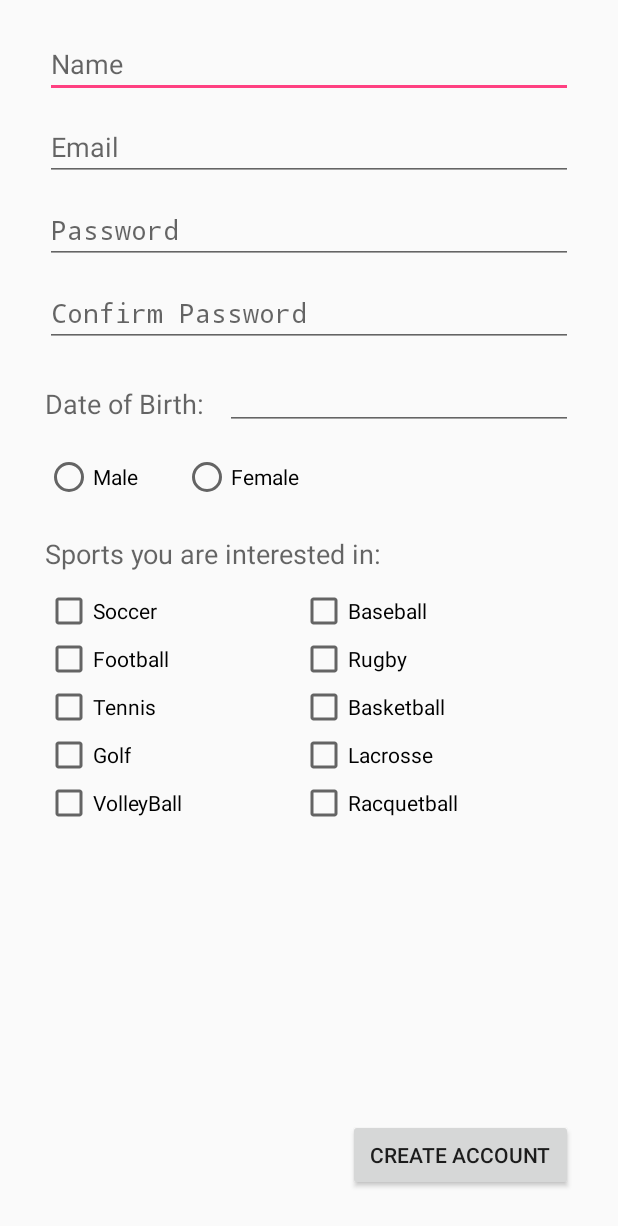
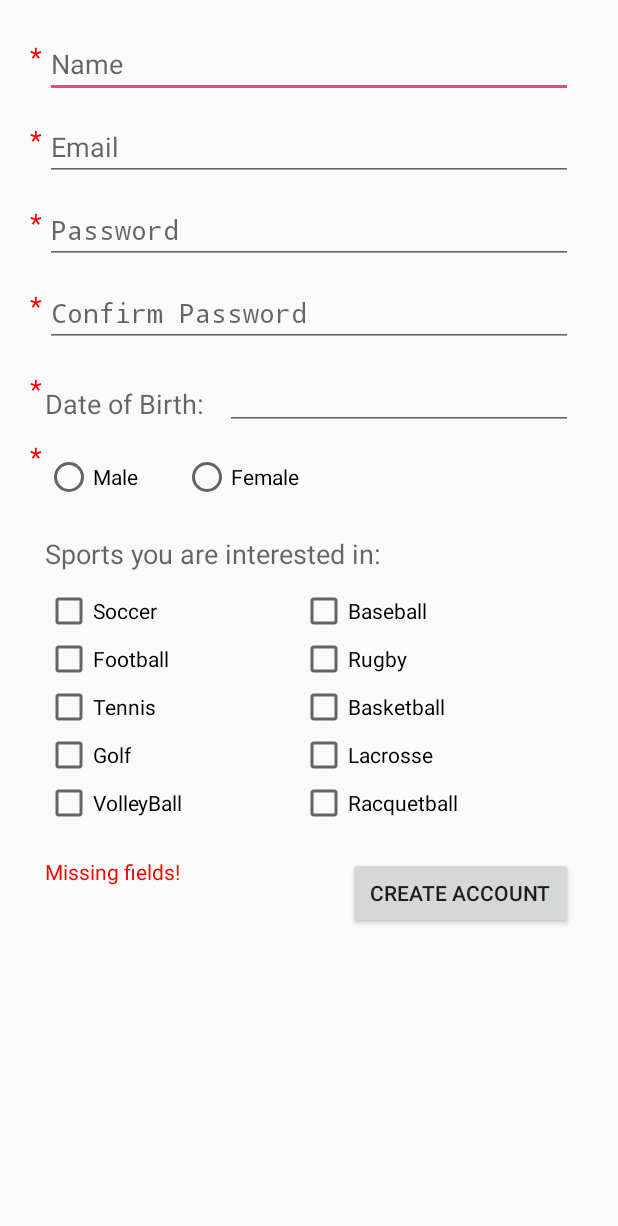
Before and after one commit to duseche3/SportsSocialApp, an Android app: the screen it shows after launch (UserRegistration), after a tap on "CREATE ACCOUNT", on a phone screen of 412 x 824 dp. Shown: the top 1226 px of the screen. Run offline under Robolectric (Android 15) with nearby library versions, the phone set to English and light mode, and no system bars.

Commit message:
Completed the validation and error messages

```diff
--- a/app/src/main/java/com/example/sportssocialapp/UserRegistration.java
+++ b/app/src/main/java/com/example/sportssocialapp/UserRegistration.java
@@ -11,6 +11,7 @@ import android.widget.Button;
 import android.widget.DatePicker;
 import android.widget.EditText;
 import android.widget.RadioGroup;
+import android.widget.TextView;
 
 import java.text.SimpleDateFormat;
 import java.util.Calendar;
@@ -42,7 +43,9 @@ public class UserRegistration extends Activity {
         submit.setOnClickListener(new View.OnClickListener() {
             @Override
             public void onClick(View v) {
-                validate();
+                if(validate()){
+                    // create account
+                }
             }
         });
 
@@ -68,34 +71,102 @@ public class UserRegistration extends Activity {
     }
 
     private boolean validate(){
+        Boolean missing = false;
+        Boolean emailInvalid = false;
+        Boolean passwordInvalid = false;
 
+        TextView nameErr = (TextView) findViewById(R.id.nameError);
+        TextView emailErr = (TextView) findViewById(R.id.emailError);
+        TextView passErr = (TextView) findViewById(R.id.passError);
+        TextView confirmErr = (TextView) findViewById(R.id.confirmError);
+        TextView dobErr = (TextView) findViewById(R.id.dobError);
+        TextView genderErr = (TextView) findViewById(R.id.genderError);
+        TextView errorMsg = (TextView) findViewById(R.id.errorMessage);
+
+        nameErr.setVisibility(View.INVISIBLE);
+        emailErr.setVisibility(View.INVISIBLE);
+        passErr.setVisibility(View.INVISIBLE);
+        confirmErr.setVisibility(View.INVISIBLE);
+        dobErr.setVisibility(View.INVISIBLE);
+        genderErr.setVisibility(View.INVISIBLE);
+        errorMsg.setText("");
+
+
+        // name error checking
+        String name = ((EditText) findViewById(R.id.userName)).getText().toString().trim().toLowerCase();
+        if(name.equals("")){
+            missing = true;
+            nameErr.setVisibility(View.VISIBLE);
+        }
+        else
+            nameErr.setVisibility(View.INVISIBLE);
+
+        // email error checking
         String email = ((EditText) findViewById(R.id.userEmail)).getText().toString().trim().toLowerCase();
-        String regex = "^(.+)@(.+)$";
+        if(!email.equals("")) {
+            String regex = "^(.+)@(.+)$";
+            Pattern pattern = Pattern.compile(regex);
+            Matcher matcher = pattern.matcher(email);
+            if (!matcher.matches()) {
+                emailErr.setVisibility(View.VISIBLE);
+                emailInvalid = true;
+            }
+            else{
+                emailErr.setVisibility(View.INVISIBLE);
+            }
+        }
+        else{
+            emailErr.setVisibility(View.VISIBLE);
+            missing = true;
+        }
 
-        Pattern pattern = Pattern.compile(regex);
-        Matcher matcher = pattern.matcher(email);
-        if(!matcher.matches()) {
-            Log.i("Email","invalid");
+        // password error checking
+        String pass1 = ((EditText) findViewById(R.id.userPassword)).getText().toString().trim();
+        String pass2 = ((EditText) findViewById(R.id.userConfirmPassword)).getText().toString().trim();
+
+        if(pass1.equals("")){
+            missing = true;
+            passErr.setVisibility(View.VISIBLE);
+        }
+
+        if(pass2.equals("")){
+            missing = true;
+            confirmErr.setVisibility(View.VISIBLE);
+        }
+
+        if(!(pass1.equals(pass2))){
+            passwordInvalid = true;
+            confirmErr.setVisibility(View.VISIBLE);
+        }
+
+
+        // date of birth error checking
+        String dob = ((EditText) findViewById(R.id.userDob)).getText().toString().trim();
+        if(dob.equals("")){
+            missing = true;
+            dobErr.setVisibility(View.VISIBLE);
+        }
+
+        // gender error checking
+        RadioGroup gender = (RadioGroup) findViewById(R.id.userGender);
+        if(gender.getCheckedRadioButtonId() == -1){
+            missing = true;
+            genderErr.setVisibility(View.VISIBLE);
+        }
+
+        if(missing){
+            errorMsg.setText("Missing fields!");
             return false;
         }
-
-        EditText pass1 = (EditText) findViewById(R.id.userPassword);
-        EditText pass2 = (EditText) findViewById(R.id.userConfirmPassword);
-
-        if(!(pass1.getText().toString().trim().equals(pass2.getText().toString().trim())
-                && !pass1.getText().toString().trim().equals(""))){
-            Log.i("Email","not equals");
-
+        else if(emailInvalid){
+            errorMsg.setText("Invalid email entered!");
+            return false;
+        }
+        else if(passwordInvalid){
+            errorMsg.setText("Passwords do not match!");
+            return false;
         }
         else
-            Log.i("Email","equals");
-
-        RadioGroup gender = (RadioGroup) findViewById(R.id.userGender);
-        if(gender.getCheckedRadioButtonId() == -1){
-            Log.i("Gender","none");
-            return false;
-        }
-
-        return true;
+            return true;
     }
 }
--- a/app/src/main/res/layout/user_registration.xml
+++ b/app/src/main/res/layout/user_registration.xml
@@ -111,11 +111,11 @@
         android:layout_height="wrap_content"
         android:text="Create Account"
         android:id="@+id/submitBtn"
-        android:layout_alignParentBottom="true"
+        android:layout_below="@+id/racquetball"
         android:layout_alignParentRight="true"
         android:layout_alignParentEnd="true"
         android:layout_marginRight="30dp"
-        android:layout_marginBottom="30dp" />
+        android:layout_marginTop="20dp" />
 
     <TextView
         android:layout_width="wrap_content"
@@ -242,5 +242,101 @@
         android:layout_alignParentStart="true"
         android:layout_marginLeft="200dp" />
 
+    <TextView
+        android:layout_width="wrap_content"
+        android:layout_height="wrap_content"
+        android:textAppearance="?android:attr/textAppearanceMedium"
+        android:text="*"
+        android:id="@+id/nameError"
+        android:layout_alignParentTop="true"
+        android:layout_alignParentLeft="true"
+        android:layout_alignParentStart="true"
+        android:layout_marginLeft="20dp"
+        android:layout_marginTop="25dp"
+        android:textColor="#ff0000"
+        android:visibility="invisible" />
+
+    <TextView
+        android:layout_width="wrap_content"
+        android:layout_height="wrap_content"
+        android:textAppearance="?android:attr/textAppearanceMedium"
+        android:text="*"
+        android:id="@+id/emailError"
+        android:layout_below="@+id/userName"
+        android:layout_alignParentLeft="true"
+        android:layout_alignParentStart="true"
+        android:layout_marginLeft="20dp"
+        android:layout_marginTop="15dp"
+        android:textColor="#FFFF0000"
+        android:visibility="invisible" />
+
+    <TextView
+        android:layout_width="wrap_content"
+        android:layout_height="wrap_content"
+        android:textAppearance="?android:attr/textAppearanceMedium"
+        android:text="*"
+        android:id="@+id/passError"
+        android:layout_below="@+id/userEmail"
+        android:layout_alignParentLeft="true"
+        android:layout_alignParentStart="true"
+        android:layout_marginTop="15dp"
+        android:layout_marginLeft="20dp"
+        android:textColor="#FFFF0000"
+        android:visibility="invisible" />
+
+    <TextView
+        android:layout_width="wrap_content"
+        android:layout_height="wrap_content"
+        android:textAppearance="?android:attr/textAppearanceMedium"
+        android:text="*"
+        android:id="@+id/confirmError"
+        android:layout_below="@+id/userPassword"
+        android:layout_alignParentLeft="true"
+        android:layout_alignParentStart="true"
+        android:layout_marginLeft="20dp"
+        android:layout_marginTop="15dp"
+        android:textColor="#ff0000"
+        android:visibility="invisible" />
+
+    <TextView
+        android:layout_width="wrap_content"
+        android:layout_height="wrap_content"
+        android:textAppearance="?android:attr/textAppearanceMedium"
+        android:text="*"
+        android:id="@+id/dobError"
+        android:layout_below="@+id/userConfirmPassword"
+        android:layout_alignParentLeft="true"
+        android:layout_alignParentStart="true"
+        android:layout_marginTop="15dp"
+        android:layout_marginLeft="20dp"
+        android:visibility="invisible"
+        android:textColor="#ff0000" />
+
+    <TextView
+        android:layout_width="wrap_content"
+        android:layout_height="wrap_content"
+        android:textAppearance="?android:attr/textAppearanceMedium"
+        android:text="*"
+        android:id="@+id/genderError"
+        android:layout_alignTop="@+id/textView2"
+        android:layout_alignParentLeft="true"
+        android:layout_alignParentStart="true"
+        android:layout_marginLeft="20dp"
+        android:layout_marginTop="35dp"
+        android:textColor="#ff0000"
+        android:visibility="invisible" />
+
+    <TextView
+        android:layout_width="wrap_content"
+        android:layout_height="wrap_content"
+        android:textAppearance="?android:attr/textAppearanceSmall"
+        android:id="@+id/errorMessage"
+        android:textColor="#ff0000"
+        android:layout_below="@+id/volleyball"
+        android:layout_alignParentLeft="true"
+        android:layout_alignParentStart="true"
+        android:layout_marginLeft="30dp"
+        android:layout_marginTop="20dp" />
+
 </RelativeLayout>
 </ScrollView>
```
